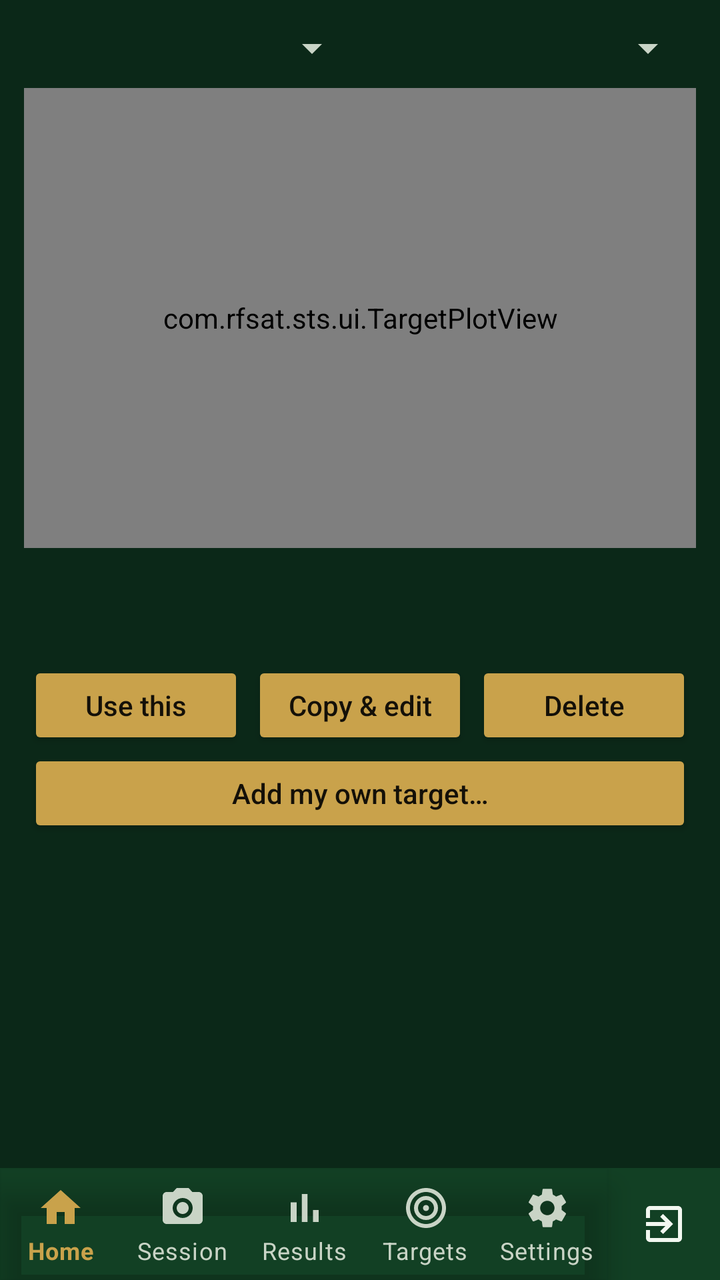
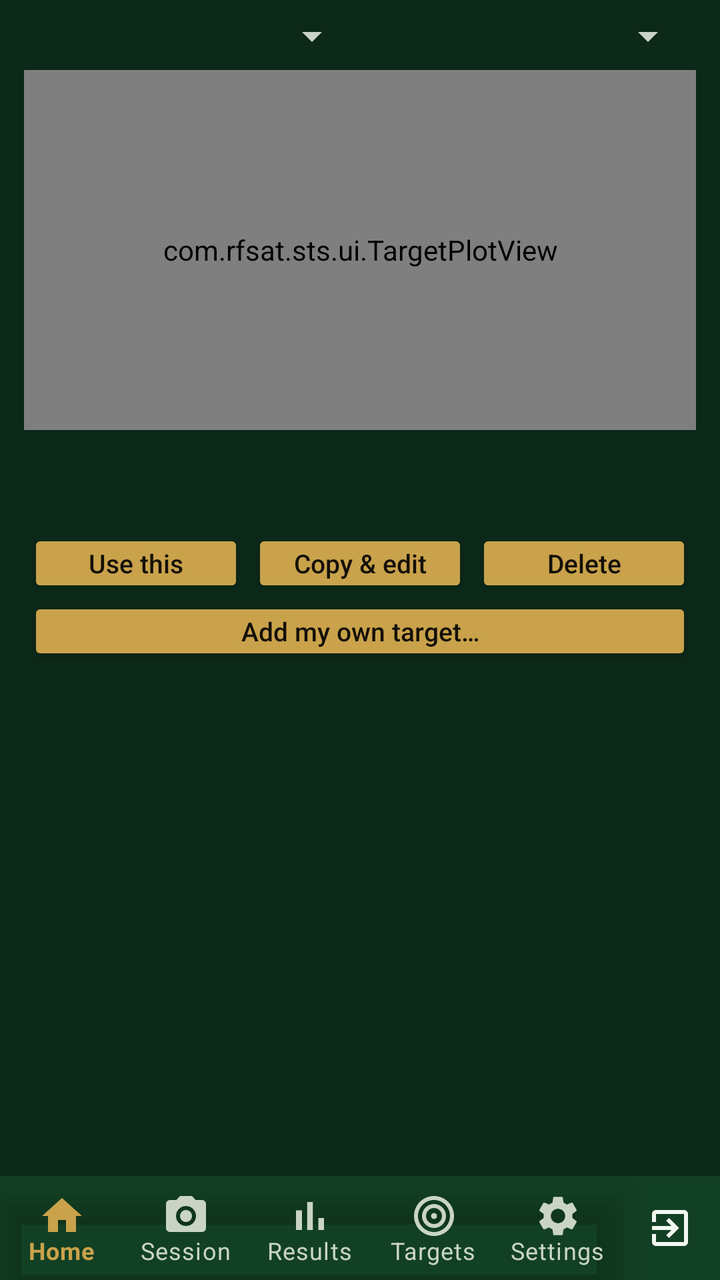

Before-and-after screenshots of an Android layout around one commit, followed by the original layout XML and the change that was made.
<!-- AndroidManifest.xml: application theme Theme.STS -->
<!-- res/layout/activity_targets.xml -->
<?xml version="1.0" encoding="utf-8"?>
<LinearLayout xmlns:android="http://schemas.android.com/apk/res/android"
    android:layout_width="match_parent"
    android:layout_height="match_parent"
    android:orientation="vertical">

    <LinearLayout
        android:layout_width="match_parent"
        android:layout_height="wrap_content"
        android:orientation="vertical"
        android:padding="12dp">

        <LinearLayout
            android:layout_width="match_parent"
            android:layout_height="wrap_content"
            android:orientation="horizontal">
            <Spinner android:id="@+id/spDiscipline"
                android:layout_width="0dp" android:layout_weight="1"
                android:layout_height="wrap_content" />
            <Spinner android:id="@+id/spBody"
                android:layout_width="0dp" android:layout_weight="1"
                android:layout_height="wrap_content" />
        </LinearLayout>

        <com.rfsat.sts.ui.TargetPlotView
            android:id="@+id/plot"
            android:layout_width="match_parent"
            android:layout_height="230dp"
            android:layout_marginTop="8dp"
            android:background="@drawable/bg_card" />

        
        <TextView android:id="@+id/tvDetailHead"
            style="@style/Sts.Value"
            android:layout_marginTop="8dp"
            android:textSize="12sp" />

        <TableLayout android:id="@+id/tblFace"
            android:layout_width="match_parent"
            android:layout_height="wrap_content"
            android:layout_marginTop="4dp"
            android:shrinkColumns="1" />

        <TextView android:id="@+id/tvDetailFoot"
            style="@style/Sts.Value"
            android:layout_marginTop="6dp"
            android:textSize="12sp"
            android:justificationMode="inter_word" />

        <LinearLayout
            android:layout_width="match_parent"
            android:layout_height="wrap_content"
            android:orientation="horizontal"
            android:layout_marginTop="6dp">
            <Button android:id="@+id/btnUse"
                android:layout_width="0dp" android:layout_weight="1"
                android:layout_height="wrap_content" android:text="Use this"
                style="@style/Sts.ActionButton" />
            <Button android:id="@+id/btnEdit"
                android:layout_width="0dp" android:layout_weight="1"
                android:layout_height="wrap_content" android:text="Copy &amp; edit"
                style="@style/Sts.ActionButton" />
            <Button android:id="@+id/btnDelete"
                android:layout_width="0dp" android:layout_weight="1"
                android:layout_height="wrap_content" android:text="Delete"
                style="@style/Sts.ActionButton" />
        </LinearLayout>

        <Button android:id="@+id/btnImport"
            android:layout_width="match_parent"
            android:layout_height="wrap_content"
            android:text="Add my own target…"
                style="@style/Sts.ActionButton" />
    </LinearLayout>

    <ListView
        android:id="@+id/list"
        android:layout_width="match_parent"
        android:layout_height="0dp"
        android:layout_weight="1"
        android:layout_marginStart="12dp"
        android:layout_marginEnd="12dp" />

    <include layout="@layout/include_bottom_nav" />

</LinearLayout>
<!-- res/layout/include_bottom_nav.xml (included above) -->
<?xml version="1.0" encoding="utf-8"?>
<LinearLayout xmlns:android="http://schemas.android.com/apk/res/android"
    xmlns:app="http://schemas.android.com/apk/res-auto"
    android:layout_width="match_parent"
    android:layout_height="wrap_content"
    android:orientation="horizontal"
    android:background="?attr/colorSurface">

    <com.google.android.material.bottomnavigation.BottomNavigationView
        android:id="@+id/bottomNav"
        android:layout_width="0dp"
        android:layout_weight="1"
        android:layout_height="wrap_content"
        android:background="@android:color/transparent"
        app:itemIconTint="@color/bottom_nav_item"
        app:itemTextColor="@color/bottom_nav_item"
        app:labelVisibilityMode="labeled"
        app:menu="@menu/bottom_nav_menu" />

    <LinearLayout
        android:id="@+id/btnExit"
        android:layout_width="56dp"
        android:layout_height="match_parent"
        android:orientation="vertical"
        android:gravity="center"
        android:background="?attr/selectableItemBackgroundBorderless"
        android:contentDescription="@string/nav_exit">

        
        <ImageView
            android:layout_width="24dp"
            android:layout_height="24dp"
            android:src="@drawable/ic_nav_exit"
            app:tint="?android:attr/textColorPrimary"
            android:importantForAccessibility="no" />
    </LinearLayout>
</LinearLayout>
<!-- resources referenced by this layout -->
<resources>
  <!-- drawable bg_card (drawable) -->
  <?xml version="1.0" encoding="utf-8"?>
  <shape xmlns:android="http://schemas.android.com/apk/res/android" android:shape="rectangle">
      <solid android:color="?attr/colorSurface" />
      <corners android:radius="10dp" />
      <stroke android:width="1dp" android:color="?android:attr/textColorTertiary" />
  </shape>
  <!-- drawable ic_nav_exit (drawable) -->
  <vector xmlns:android="http://schemas.android.com/apk/res/android"
      android:width="24dp" android:height="24dp"
      android:viewportWidth="24" android:viewportHeight="24">
      <path android:fillColor="@android:color/white" android:pathData="M10.09,15.59L11.5,17l5,-5 -5,-5 -1.41,1.41L12.67,11H3v2h9.67l-2.58,2.59zM19,3H5c-1.11,0 -2,0.9 -2,2v4h2V5h14v14H5v-4H3v4c0,1.1 0.89,2 2,2h14c1.1,0 2,-0.9 2,-2V5c0,-1.1 -0.9,-2 -2,-2z" />
  </vector>
  <string name="nav_exit">Exit</string>
  <style name="Sts.ActionButton" parent="Widget.AppCompat.Button">
          <item name="android:textAllCaps">false</item>
          <item name="android:textSize">14sp</item>
          <item name="android:minHeight">44dp</item>
          <item name="android:paddingLeft">10dp</item>
          <item name="android:paddingRight">10dp</item>
          <item name="android:layout_marginStart">2dp</item>
          <item name="android:layout_marginEnd">2dp</item>
      </style>
  <style name="Sts.Value" parent="">
          <item name="android:layout_width">match_parent</item>
          <item name="android:layout_height">wrap_content</item>
          <item name="android:textSize">14sp</item>
      </style>
  <style name="Theme.STS" parent="Theme.STS.Dark" />
  <style name="Theme.STS.Dark" parent="Theme.STS.Base">
          <item name="android:windowBackground">@color/dark_bg</item>
          <item name="colorSurface">@color/dark_surface</item>
          <item name="colorPrimary">@color/dark_accent</item>
          <item name="colorSecondary">@color/dark_accent</item>
          <item name="colorAccent">@color/dark_accent</item>
          <item name="colorOnPrimary">@color/dark_on_accent</item>
          <item name="colorOnSecondary">@color/dark_on_accent</item>
          <item name="android:colorBackground">@color/dark_surface</item>
          <item name="android:textColorPrimary">@color/dark_text</item>
          <item name="android:textColorSecondary">@color/dark_text_dim</item>
          <item name="android:textColorTertiary">#C9D4C6</item>
          <item name="android:textColorHint">#A6B2A4</item>
          <item name="colorOnSurface">@color/dark_text</item>
          <item name="colorOnBackground">@color/dark_text</item>
      </style>
  <style name="Theme.STS.Base" parent="Theme.MaterialComponents.NoActionBar">
          <item name="android:statusBarColor">@color/dark_bg</item>
      </style>
  <color name="dark_bg">#0B2818</color>
  <color name="dark_surface">#124024</color>
  <color name="dark_accent">#C9A24B</color>
  <color name="dark_on_accent">#141008</color>
  <color name="dark_text">#F2F7F0</color>
  <color name="dark_text_dim">#C9D4C6</color>
</resources>

<!-- the commit's change to res/layout/activity_targets.xml (unified diff, before → after) -->
@@ -8,7 +8,10 @@
         android:layout_width="match_parent"
         android:layout_height="wrap_content"
         android:orientation="vertical"
-        android:padding="12dp">
+        android:paddingStart="12dp"
+        android:paddingEnd="12dp"
+        android:paddingTop="6dp"
+        android:paddingBottom="4dp">
 
         <LinearLayout
             android:layout_width="match_parent"
@@ -22,17 +25,18 @@
                 android:layout_height="wrap_content" />
         </LinearLayout>
 
+        
         <com.rfsat.sts.ui.TargetPlotView
             android:id="@+id/plot"
             android:layout_width="match_parent"
-            android:layout_height="230dp"
-            android:layout_marginTop="8dp"
+            android:layout_height="180dp"
+            android:layout_marginTop="5dp"
             android:background="@drawable/bg_card" />
 
         
         <TextView android:id="@+id/tvDetailHead"
             style="@style/Sts.Value"
-            android:layout_marginTop="8dp"
+            android:layout_marginTop="5dp"
             android:textSize="12sp" />
 
         <TableLayout android:id="@+id/tblFace"
@@ -43,7 +47,7 @@
 
         <TextView android:id="@+id/tvDetailFoot"
             style="@style/Sts.Value"
-            android:layout_marginTop="6dp"
+            android:layout_marginTop="4dp"
             android:textSize="12sp"
             android:justificationMode="inter_word" />
 
@@ -51,26 +55,26 @@
             android:layout_width="match_parent"
             android:layout_height="wrap_content"
             android:orientation="horizontal"
-            android:layout_marginTop="6dp">
+            android:layout_marginTop="4dp">
             <Button android:id="@+id/btnUse"
                 android:layout_width="0dp" android:layout_weight="1"
                 android:layout_height="wrap_content" android:text="Use this"
-                style="@style/Sts.ActionButton" />
+                style="@style/Sts.ActionButton.Dense" />
             <Button android:id="@+id/btnEdit"
                 android:layout_width="0dp" android:layout_weight="1"
                 android:layout_height="wrap_content" android:text="Copy &amp; edit"
-                style="@style/Sts.ActionButton" />
+                style="@style/Sts.ActionButton.Dense" />
             <Button android:id="@+id/btnDelete"
                 android:layout_width="0dp" android:layout_weight="1"
                 android:layout_height="wrap_content" android:text="Delete"
-                style="@style/Sts.ActionButton" />
+                style="@style/Sts.ActionButton.Dense" />
         </LinearLayout>
 
         <Button android:id="@+id/btnImport"
             android:layout_width="match_parent"
             android:layout_height="wrap_content"
             android:text="Add my own target…"
-                style="@style/Sts.ActionButton" />
+                style="@style/Sts.ActionButton.Dense" />
     </LinearLayout>
 
     <ListView
@@ -89,7 +93,7 @@
 <LinearLayout xmlns:android="http://schemas.android.com/apk/res/android"
     xmlns:app="http://schemas.android.com/apk/res-auto"
     android:layout_width="match_parent"
-    android:layout_height="wrap_content"
+    android:layout_height="52dp"
     android:orientation="horizontal"
     android:background="?attr/colorSurface">
 
@@ -97,7 +101,7 @@
         android:id="@+id/bottomNav"
         android:layout_width="0dp"
         android:layout_weight="1"
-        android:layout_height="wrap_content"
+        android:layout_height="match_parent"
         android:background="@android:color/transparent"
         app:itemIconTint="@color/bottom_nav_item"
         app:itemTextColor="@color/bottom_nav_item"
@@ -106,7 +110,7 @@
 
     <LinearLayout
         android:id="@+id/btnExit"
-        android:layout_width="56dp"
+        android:layout_width="50dp"
         android:layout_height="match_parent"
         android:orientation="vertical"
         android:gravity="center"
<!-- resource entries referenced after the edit -->
@@ -14,6 +14,14 @@
       <path android:fillColor="@android:color/white" android:pathData="M10.09,15.59L11.5,17l5,-5 -5,-5 -1.41,1.41L12.67,11H3v2h9.67l-2.58,2.59zM19,3H5c-1.11,0 -2,0.9 -2,2v4h2V5h14v14H5v-4H3v4c0,1.1 0.89,2 2,2h14c1.1,0 2,-0.9 2,-2V5c0,-1.1 -0.9,-2 -2,-2z" />
   </vector>
   <string name="nav_exit">Exit</string>
+  <style name="Sts.ActionButton.Dense" parent="Sts.ActionButton">
+          <item name="android:minHeight">34dp</item>
+          <item name="android:paddingTop">0dp</item>
+          <item name="android:paddingBottom">0dp</item>
+          <item name="android:textSize">13sp</item>
+          <item name="android:layout_marginTop">0dp</item>
+          <item name="android:layout_marginBottom">0dp</item>
+      </style>
   <style name="Sts.ActionButton" parent="Widget.AppCompat.Button">
           <item name="android:textAllCaps">false</item>
           <item name="android:textSize">14sp</item>
